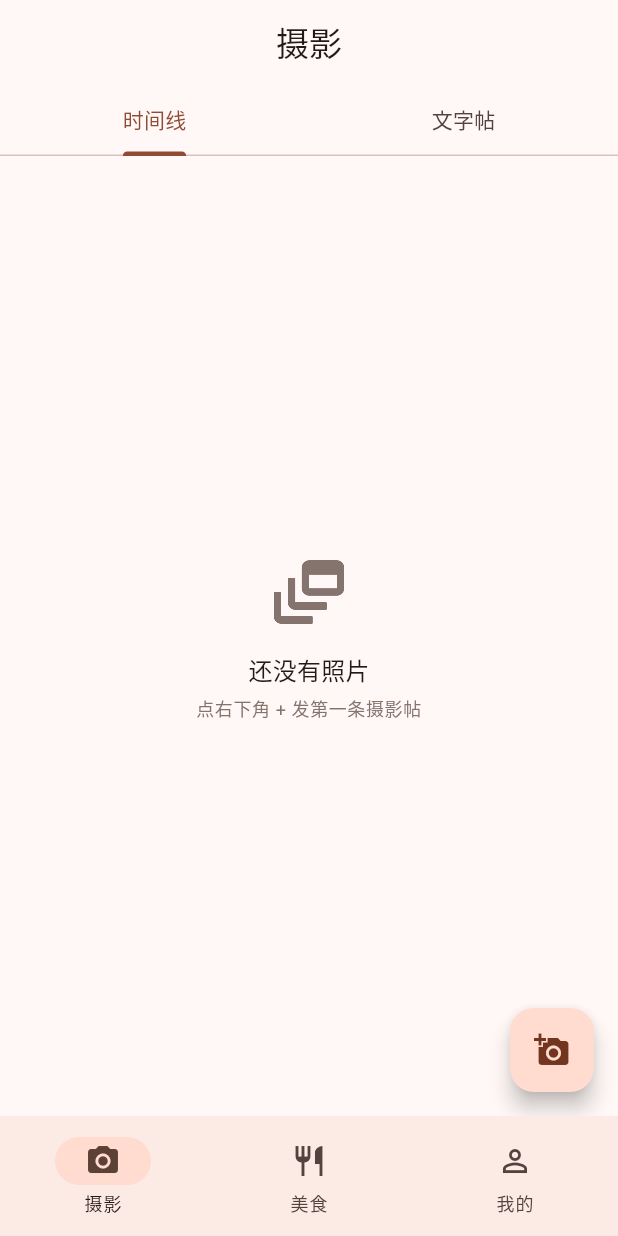
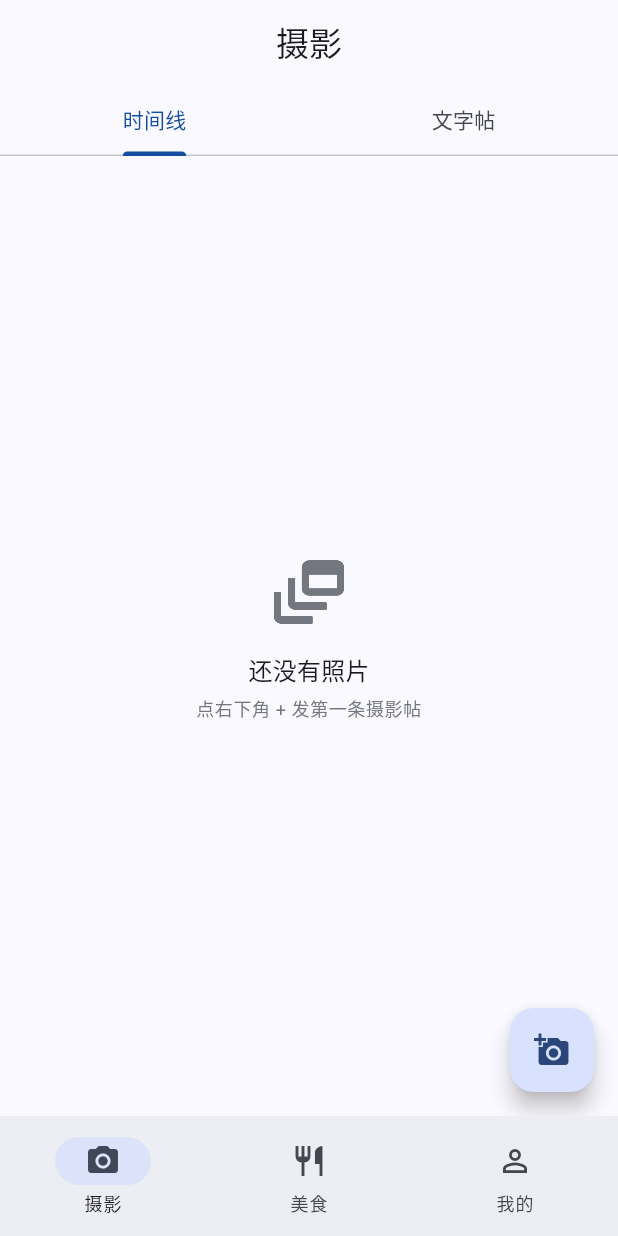
Before and after one commit to chuchu08241010-coder/photomaster_software, a Flutter app: the screen it shows after launch, after a tap on "进入圈子", on a phone screen of 412 x 824 dp. Run offline on Flutter 3.47's test engine with Material 3 defaults, Android fonts, the phone set to English and light mode, and no system bars; our stand-ins replace flutter_riverpod, go_router, image_picker, shared_preferences, supabase_flutter; accounts and stored records are empty.

Commit message:
feat(设置): 新增6套配色方案切换(6:3:1)并持久化

```diff
--- a/lib/app/app.dart
+++ b/lib/app/app.dart
@@ -1,17 +1,21 @@
 import 'package:flutter/material.dart';
+import 'package:flutter_riverpod/flutter_riverpod.dart';
 
 import 'router.dart';
 import 'theme.dart';
+import 'theme_controller.dart';
 
-class PhotoMasterApp extends StatelessWidget {
+class PhotoMasterApp extends ConsumerWidget {
   const PhotoMasterApp({super.key});
 
   @override
-  Widget build(BuildContext context) {
+  Widget build(BuildContext context, WidgetRef ref) {
+    final index =
+        ref.watch(themeControllerProvider).clamp(0, kPalettes.length - 1);
     return MaterialApp.router(
       title: 'PhotoMaster',
       debugShowCheckedModeBanner: false,
-      theme: buildAppTheme(),
+      theme: buildAppTheme(kPalettes[index]),
       routerConfig: appRouter,
     );
   }
--- a/lib/app/theme.dart
+++ b/lib/app/theme.dart
@@ -1,10 +1,77 @@
 import 'package:flutter/material.dart';
 
-/// 全局主题：偏摄影/美食的温暖质感，浅色为主。
-ThemeData buildAppTheme() {
-  final scheme = ColorScheme.fromSeed(
-    seedColor: const Color(0xFFE8734A), // 暖橙，兼顾美食与照片
+/// 一套配色方案：主色 / 辅色 / 点缀色（用量比例约 6:3:1）。
+class AppPalette {
+  const AppPalette({
+    required this.name,
+    required this.primary,
+    required this.secondary,
+    required this.accent,
+  });
+
+  final String name;
+  final Color primary; // 主色（占比 6）
+  final Color secondary; // 辅色（占比 3）
+  final Color accent; // 点缀色（占比 1）
+}
+
+/// 用户可在设置里选择的配色方案。
+const List<AppPalette> kPalettes = [
+  AppPalette(
+    name: '海蓝玫瑰',
+    primary: Color(0xFF144EA0),
+    secondary: Color(0xFFCF98AE),
+    accent: Color(0xFF131610),
+  ),
+  AppPalette(
+    name: '雾蓝焦糖',
+    primary: Color(0xFFBBC8D3),
+    secondary: Color(0xFFE3C6AD),
+    accent: Color(0xFFA2825E),
+  ),
+  AppPalette(
+    name: '粉陶橄榄',
+    primary: Color(0xFFEAC1C1),
+    secondary: Color(0xFFBC7A3A),
+    accent: Color(0xFF45543E),
+  ),
+  AppPalette(
+    name: '金辉薄荷',
+    primary: Color(0xFFFFD700),
+    secondary: Color(0xFFF0F8FF),
+    accent: Color(0xFF90EE90),
+  ),
+  AppPalette(
+    name: '紫罗兰绿',
+    primary: Color(0xFF704DA8),
+    secondary: Color(0xFF8DC99F),
+    accent: Color(0xFFC2C0E7),
+  ),
+  AppPalette(
+    name: '湖蓝樱粉',
+    primary: Color(0xFF235991),
+    secondary: Color(0xFF8CC2DD),
+    accent: Color(0xFFF3CEEF),
+  ),
+];
+
+/// 依据亮度选择对比文字色。
+Color onColorFor(Color c) =>
+    c.computeLuminance() > 0.5 ? Colors.black87 : Colors.white;
+
+/// 用选定的配色方案构建全局主题。
+ThemeData buildAppTheme(AppPalette p) {
+  final base = ColorScheme.fromSeed(
+    seedColor: p.primary,
     brightness: Brightness.light,
+  );
+  final scheme = base.copyWith(
+    primary: p.primary,
+    onPrimary: onColorFor(p.primary),
+    secondary: p.secondary,
+    onSecondary: onColorFor(p.secondary),
+    tertiary: p.accent,
+    onTertiary: onColorFor(p.accent),
   );
 
   return ThemeData(
--- /dev/null
+++ b/lib/app/theme_controller.dart
@@ -0,0 +1,28 @@
+import 'package:flutter_riverpod/flutter_riverpod.dart';
+import 'package:shared_preferences/shared_preferences.dart';
+
+/// 保存/读取用户选择的配色方案索引。
+class ThemeController extends Notifier<int> {
+  static const String _key = 'palette_index';
+
+  @override
+  int build() {
+    _load();
+    return 0;
+  }
+
+  Future<void> _load() async {
+    final prefs = await SharedPreferences.getInstance();
+    final index = prefs.getInt(_key);
+    if (index != null && index >= 0) state = index;
+  }
+
+  Future<void> select(int index) async {
+    state = index;
+    final prefs = await SharedPreferences.getInstance();
+    await prefs.setInt(_key, index);
+  }
+}
+
+final themeControllerProvider =
+    NotifierProvider<ThemeController, int>(ThemeController.new);
--- a/pubspec.yaml
+++ b/pubspec.yaml
@@ -38,6 +38,7 @@ dependencies:
   go_router: ^17.3.0
   flutter_riverpod: ^3.4.2
   image_picker: ^1.2.3
+  shared_preferences: ^2.5.5
 
 dev_dependencies:
   flutter_test:
```
Also changed, not shown: lib/features/profile/profile_page.dart (+9 -0 lines), lib/features/settings/settings_page.dart (added, +81 -0 lines), pubspec.lock.
